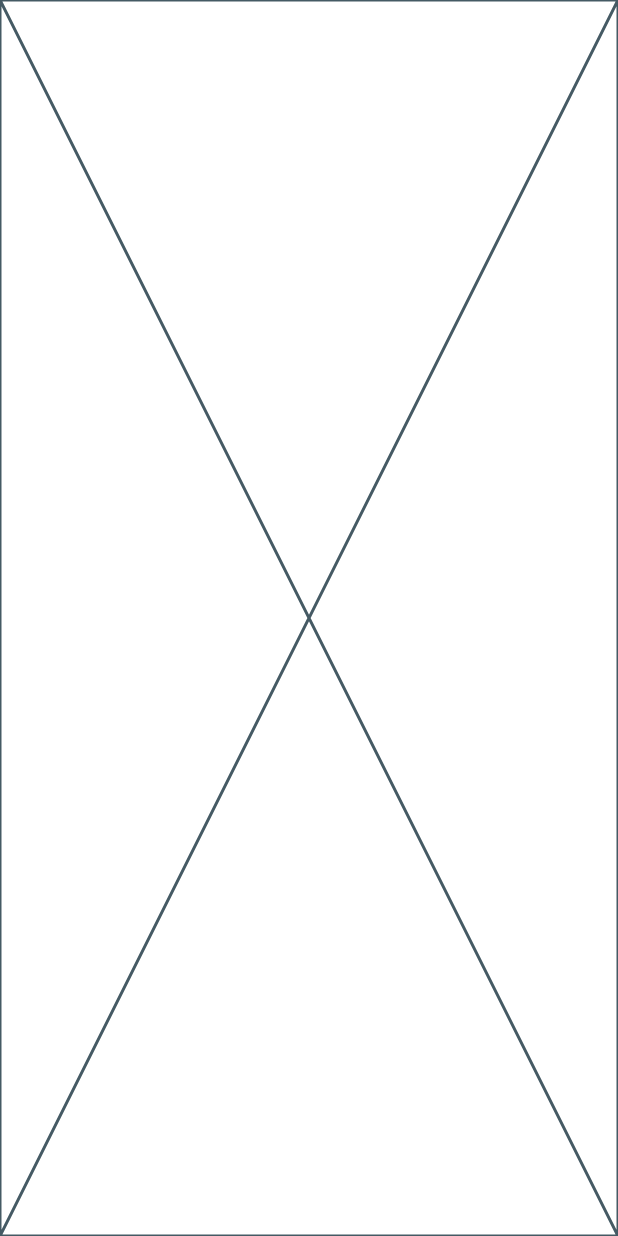
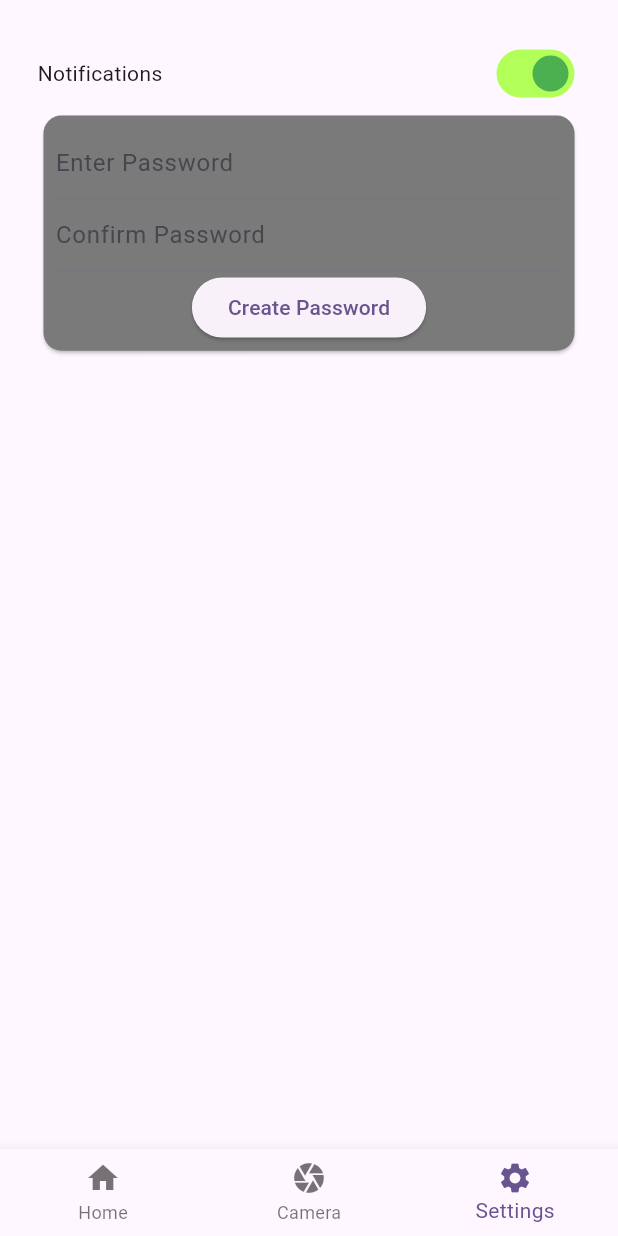
Before and after one commit to kyle3456/MyProject, a Flutter app: the screen it shows after launch, item 3 of the bottom bar chosen, on a phone screen of 412 x 824 dp. Run offline on Flutter 3.47's test engine with Material 3 defaults, Android fonts, the phone set to English and light mode, and no system bars; our stand-ins replace camera, shared_preferences.

Commit message:
password

```diff
--- a/myproject/lib/screens/settings.dart
+++ b/myproject/lib/screens/settings.dart
@@ -1,4 +1,7 @@
 import 'package:flutter/material.dart';
+import 'package:myproject/components/NavBar.dart';
+import 'package:shared_preferences/shared_preferences.dart';
+import 'package:myproject/size_config.dart';
 
 class SettingsScreen extends StatefulWidget {
   const SettingsScreen({super.key});
@@ -8,8 +11,129 @@ class SettingsScreen extends StatefulWidget {
 }
 
 class _SettingsScreenState extends State<SettingsScreen> {
+  bool _value = true;
+  String _password = '';
+  late final SharedPreferences prefs;
+  final TextEditingController _passwordController = TextEditingController();
+  final TextEditingController _confirmPasswordController =
+      TextEditingController();
+
+  void setupPrefs() async {
+    prefs = await SharedPreferences.getInstance();
+    _password = prefs.getString('password') ?? '';
+    setState(() {});
+  }
+
+  @override
+  void initState() {
+    super.initState();
+    setupPrefs();
+
+  }
+
   @override
   Widget build(BuildContext context) {
-    return const Placeholder();
+    return Scaffold(
+        body: SafeArea(
+          child: Center(
+            child: Padding(
+              padding: const EdgeInsets.all(25.0),
+              child: Column(
+                children: [
+                  Row(
+                    mainAxisAlignment: MainAxisAlignment.spaceBetween,
+                    children: [
+                      Text('Notifications'),
+                      Switch(
+                        value: _value,
+                        onChanged: (value) {
+                          setState(() {
+                            _value = value;
+                          });
+                        },
+                        activeTrackColor: Colors.lightGreenAccent,
+                        activeColor: Colors.green,
+                      )
+                    ],
+                  ),
+                  SizedBox(
+                      width: SizeConfig.blockSizeHorizontal! * 90,
+                      height: SizeConfig.blockSizeVertical! * 20,
+                      child: (_password == '') ? Card(
+                          color: const Color.fromARGB(255, 122, 122, 122),
+                          child: Padding(
+                            padding: const EdgeInsets.all(8.0),
+                            child: Column(
+                              mainAxisAlignment: MainAxisAlignment.spaceEvenly,
+                              children: [
+                                TextField(
+                                  controller: _passwordController,
+                                  decoration: const InputDecoration(
+                                    hintText: 'Enter Password',
+                                  ),
+                                ),
+                                TextField(
+                                  controller: _confirmPasswordController,
+                                  decoration: const InputDecoration(
+                                    hintText: 'Confirm Password',
+                                  ),
+                                ),
+                                ElevatedButton(
+                                    onPressed: () async {
+                                      if (_passwordController.text ==
+                                              _confirmPasswordController.text &&
+                                          _passwordController.text.isNotEmpty) {
+                                        await prefs.setString(
+                                          'password',
+                                          _passwordController.text,
+                                        ).then((value) {
+                                          ScaffoldMessenger.of(context).showSnackBar(
+                                            const SnackBar(
+                                                content: Text(
+                                                    'Password created successfully')));
+                                          setState(() {
+                                            _password = _passwordController.text;
+                                          });
+                                        });
+
+                                      }
+                                    },
+                                    child: const Text("Create Password"))
+                              ],
+                            ),
+                          )) : Card(
+                            color: const Color.fromARGB(255, 122, 122, 122),
+                          child: Padding(
+                            padding: const EdgeInsets.all(8.0),
+                            child: Column(
+                              mainAxisAlignment: MainAxisAlignment.spaceEvenly,
+                              children: [
+                                TextField(
+                                  controller: _passwordController,
+                                  decoration: const InputDecoration(
+                                    hintText: 'Enter Password',
+                                  ),
+                                ),
+                                ElevatedButton(
+                                    onPressed: () {
+
+                                    },
+                                    child: const Text("Delete local data"))
+                              ],
+                            ),
+                          )
+                          )),
+                ],
+              ),
+            ),
+          ),
+        ),
+        bottomNavigationBar: NavBar(
+          currentIndex: 2,
+        ));
   }
 }
+
+// delete pref data with password
+// change password
+// notification settings
--- a/myproject/pubspec.yaml
+++ b/myproject/pubspec.yaml
@@ -39,6 +39,7 @@ dependencies:
   flutter_launcher_icons: ^0.13.1
   provider: ^6.1.2
   shared_preferences: ^2.2.3
+  flutter_blue_plus: ^1.32.11
   # bluetooth_low_energy: ^6.0.2
 
 dev_dependencies:
```
Also changed, not shown: myproject/lib/screens/camerascreen.dart (+15 -7 lines), myproject/pubspec.lock, 2 other files.
